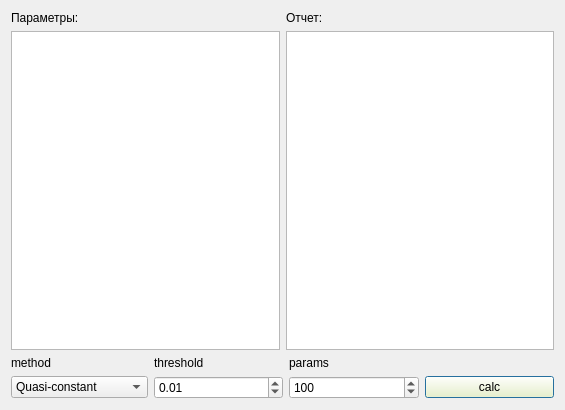
idergunoff/geovel_1.0, file qt/feature_selection.ui: the form before one commit.
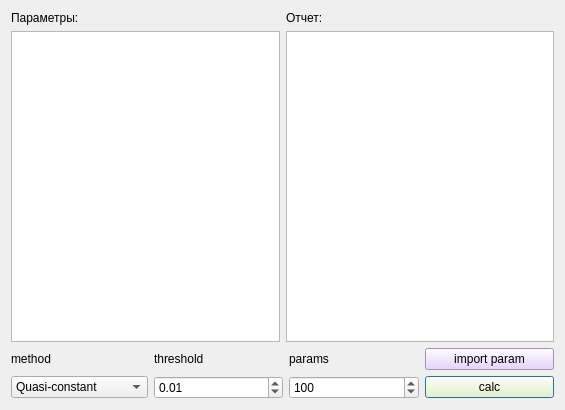
The form after the commit.

Commit message: feature selection + random param marks fixed

```diff
--- a/qt/feature_selection.ui
+++ b/qt/feature_selection.ui
@@ -139,6 +139,16 @@
        </property>
       </widget>
      </item>
+     <item row="0" column="3">
+      <widget class="QPushButton" name="pushButton_import_param">
+       <property name="styleSheet">
+        <string notr="true">background-color: rgb(227, 200, 255);</string>
+       </property>
+       <property name="text">
+        <string>import param</string>
+       </property>
+      </widget>
+     </item>
     </layout>
    </item>
   </layout>
```
Left out of the diff: 17 changed lines with no effect on the pictures. The commit also changes 11 other files.
